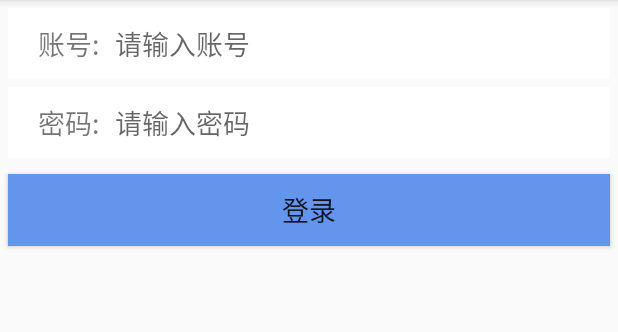
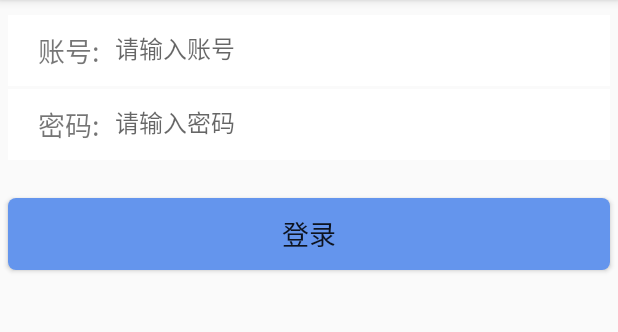
Before and after one commit to mySinger/ywt-zwz, an Android app: the fragment LoginFragmentPrison shown on its own in the app's theme, on a phone screen of 412 x 824 dp, the part 84-416 px from its top. Run offline under Robolectric (Android 15) with nearby library versions, the phone set to English and light mode, and no system bars.

Commit message:
实现了点击获取验证码事件

```diff
--- /dev/null
+++ b/Ywt-gkzx/app/src/main/java/com/gkzxhn/ywt_gkzx/utils/CountDownTimerUtils.java
@@ -0,0 +1,77 @@
+package com.gkzxhn.ywt_gkzx.utils;
+
+import android.graphics.Color;
+import android.os.CountDownTimer;
+import android.text.Spannable;
+import android.text.SpannableString;
+import android.text.style.ForegroundColorSpan;
+import android.widget.TextView;
+
+import com.gkzxhn.ywt_gkzx.R;
+
+/**
+ * Created by ZengWenZhi on 2016/9/23 0023.
+ * 验证码倒计时工具类
+ */
+
+public class CountDownTimerUtils extends CountDownTimer {
+    private TextView mTextView;
+
+    /**
+     * @param textView
+     * @param millisInFuture    millisInFuture  从开始调用start()到倒计时完成并onFinish()方法被调用的毫秒数。
+     *                          （译者注：倒计时时间，单位毫秒）
+     * @param countDownInterval   接收onTick(long)回调的间隔时间。（译者注：单位毫秒）
+     *
+     */
+    public CountDownTimerUtils(TextView textView, long millisInFuture, long countDownInterval) {
+        super(millisInFuture, countDownInterval);
+        this.mTextView = textView;
+    }
+
+    @Override
+    public void onTick(long millisUntilFinished) {
+        //设置不可点击
+        mTextView.setClickable(false);
+        //设置倒计时时间
+        mTextView.setText(millisUntilFinished / 1000 + "秒后可重新发送");
+        //设置按钮为灰色，这时是不能点击的
+        mTextView.setBackgroundResource(R.drawable.bg_identify_code_press);
+
+        /**
+         * TextView通常用来显示普通文本，但是有时候需要对其中某些文本进行样式、事件方面的设置。
+         * Android系统通过SpannableString类来对指定文本进行相关处理，具体有以下功能：
+         * 超链接 URLSpan
+         * 文字背景颜色 BackgroundColorSpan
+         * 文字颜色 ForegroundColorSpan
+         * 字体大小 AbsoluteSizeSpan
+         * 粗体、斜体 StyleSpan
+         * 删除线 StrikethroughSpan
+         * 下划线 UnderlineSpan
+         * 图片 ImageSpan
+         * http://blog.csdn.net/ah200614435/article/details/7914459
+         */
+
+        //获取按钮上的文字
+        SpannableString spannableString = new SpannableString(mTextView.getText().toString());
+        ForegroundColorSpan span = new ForegroundColorSpan(Color.RED);
+        /**
+         * public void setSpan(Object what, int start, int end, int flags) {
+         * 主要是start跟end，start是起始位置,无论中英文，都算一个。
+         * 从0开始计算起。end是结束位置，所以处理的文字，包含开始位置，但不包含结束位置。
+         *
+         *SPAN_INCLUSIVE_EXCLUSIVE：可以扩大的跨度，非0，包括文字插入他们的出发点，
+         * 而不是在他们的终点，如果为0的时候就像一个点
+         */
+        //将倒计时的时间设置为红色
+        spannableString.setSpan(span, 0, 2, Spannable.SPAN_INCLUSIVE_EXCLUSIVE);
+        mTextView.setText(spannableString);
+    }
+
+    @Override
+    public void onFinish() {
+        mTextView.setText("重新获取");
+        mTextView.setClickable(true);//重新获得点击
+        mTextView.setBackgroundResource(R.drawable.bg_identify_code_normal);  //还原背景色
+    }
+}
--- /dev/null
+++ b/Ywt-gkzx/app/src/main/res/drawable/bg_identify_code_normal.xml
@@ -0,0 +1,5 @@
+<?xml version="1.0" encoding="utf-8"?>
+<shape xmlns:android="http://schemas.android.com/apk/res/android">
+    <solid android:color="@color/theme" /> <!--填充色 透明-->
+    <corners android:radius="5dp" />  <!-- 圆角 -->
+</shape>
--- /dev/null
+++ b/Ywt-gkzx/app/src/main/res/drawable/bg_identify_code_press.xml
@@ -0,0 +1,5 @@
+<?xml version="1.0" encoding="utf-8"?>
+<shape xmlns:android="http://schemas.android.com/apk/res/android">
+    <solid android:color="#C0C0C0" /> <!--填充色 透明-->
+    <corners android:radius="5dp" />  <!-- 圆角 -->
+</shape>
--- a/Ywt-gkzx/app/src/main/res/layout/login_fragment_prison.xml
+++ b/Ywt-gkzx/app/src/main/res/layout/login_fragment_prison.xml
@@ -7,7 +7,9 @@
     <RelativeLayout
         android:layout_width="match_parent"
         android:layout_height="wrap_content"
-        android:layout_margin="5dp"
+        android:layout_marginRight="5dp"
+        android:layout_marginBottom="2dp"
+        android:layout_marginLeft="5dp"
         android:layout_marginTop="10dp"
         android:background="@color/white"
         android:padding="10dp">
@@ -28,7 +30,7 @@
             android:layout_toRightOf="@id/text_account"
             android:background="@null"
             android:hint="请输入账号"
-            android:textSize="18sp" />
+            android:textSize="16sp" />
     </RelativeLayout>
 
     <RelativeLayout
@@ -57,15 +59,16 @@
             android:layout_toRightOf="@id/text_password"
             android:background="@null"
             android:hint="请输入密码"
-            android:textSize="18sp" />
+            android:textSize="16sp" />
     </RelativeLayout>
 
     <Button
         android:layout_width="match_parent"
         android:layout_height="wrap_content"
-        android:layout_margin="5dp"
-        android:layout_marginTop="30dp"
-        android:background="@drawable/btn_selector"
+        android:layout_marginRight="5dp"
+        android:layout_marginLeft="5dp"
+        android:layout_marginTop="20dp"
+        android:background="@drawable/bt_shape"
         android:text="登录"
         android:textSize="18sp" />
 
```
Also changed, not shown: Ywt-gkzx/app/src/main/java/com/gkzxhn/ywt_gkzx/login/LoginFragmentPerson.java (+14 -4 lines), Ywt-gkzx/app/src/main/res/layout/login_fragment_person.xml (+5 -4 lines).
